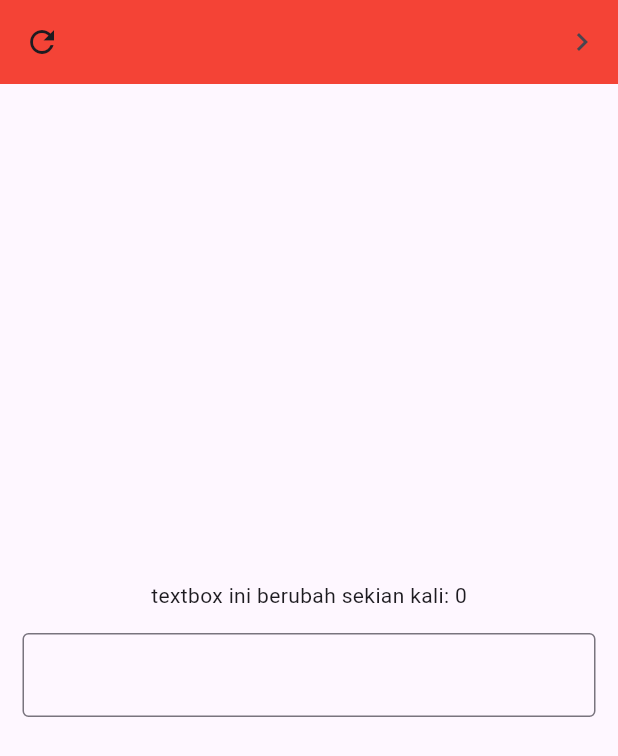
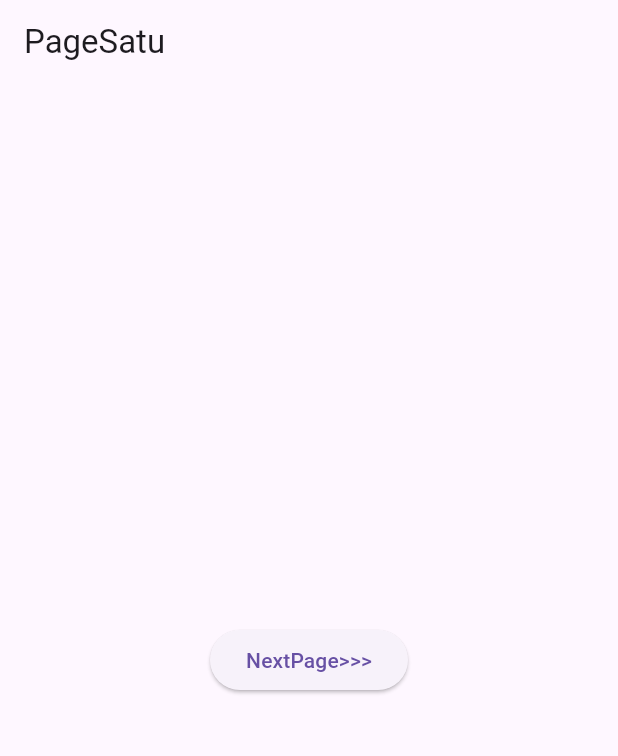
Before and after one commit to fannyHere/getX-for-me, a Flutter app: the screen it shows after launch, on a phone screen of 412 x 824 dp. Shown: the top 756 px of the screen. Run offline on Flutter 3.47's test engine with Material 3 defaults, Android fonts, the phone set to English and light mode, and no system bars; our stand-ins replace get.

Commit message:
added getx route

```diff
--- a/lib/05_getxworker/getx_workers.dart
+++ b/lib/05_getxworker/getx_workers.dart
@@ -92,12 +92,14 @@ class MyController extends GetxController {
 
     debounce(
         //biasanya untuk mencari di google penelusuran
+        //dijalankan setiapkaliuser stop typing
         //ini hanya dijalankan sekali pada saat mengetik terakhir dan klo ga di time bisa langsung di enter ada datanya tapi klo ditime x detik baru muncul datanya
         count,
         (callback) => print("ini debounce"),
         time: Duration(seconds: 5));
 
     interval(
+        //biasanya digunakan untuk security DDos
         //dijalan berkali-kali setiap x detik dan selama ada perubahan secara terus menerus x detik jalan x detik jalan
         count,
         (callback) => print("ini interval"),
--- /dev/null
+++ b/lib/06_getxnavigation/pages/page1.dart
@@ -0,0 +1,73 @@
+import 'package:belajar_getx/06_getxnavigation/routes/route_name.dart';
+
+import '../routes/page_route.dart';
+import 'package:flutter/material.dart';
+import 'package:get/get.dart';
+
+class GetXNav extends StatelessWidget {
+  const GetXNav({super.key});
+
+  @override
+  Widget build(BuildContext context) {
+    return GetMaterialApp(
+      home: PageSatu(),
+      initialRoute: '/',
+      //unknownRoute: GetPage(name: '/404', page: () => PageNotFound(),), //pas akses suatu halaman web tapi ga ketemu nah itu bisa make unknownRoute
+      getPages: AppPage.page,
+    );
+  }
+}
+
+class PageSatu extends StatelessWidget {
+  const PageSatu({super.key});
+
+  @override
+  Widget build(BuildContext context) {
+    return Scaffold(
+      appBar: AppBar(
+        title: Text("PageSatu"),
+      ),
+      body: Center(
+        child: Column(
+          mainAxisAlignment: MainAxisAlignment.center,
+          children: [
+            ElevatedButton(
+              onPressed: () {
+                //Tipe 1 => Navigator dengan nama: push (ada icon back diappBar) dan pushReplacement (gaada icon backdi appBar)
+                // Navigator.of(context).push(
+                //   MaterialPageRoute(
+                //     builder: (context) => PageDua(),
+                //   ),
+                // );
+                //Tipe 2 => Navigator dengan nama dengan GetX
+                // navigator!.push(
+                //   MaterialPageRoute(
+                //     builder: (_) => PageDua(),
+                //   ),
+                // );
+                //Tipe 3 => Navigator tanpa nama dengan GetX tipe push
+                //Get.to(PageDua());
+                //pakai arguments===>
+                //Get.to(PageDua(), arguments: "Dari Page1");
+                //Tipe 4  =>Navigator tanpa nama dengan GetX tipe pushReplacement
+                //Get.off(PageDua());
+                //Tipe 5 => Navigator pakai nama yang udah didaftrain ke route
+                //Get.toNamed('/page-2'); //gausa import page
+                //Tipe 6 => udah disetting di abstract dan rutename page
+                Get.toNamed(RouteName.page_2);
+              },
+              //klomau make async
+              // onPressed: () async {
+              //   var data = await Get.to(PageDua());
+              //   print("HASIL : $data");
+              // },
+              child: Text(
+                "NextPage>>>",
+              ),
+            ),
+          ],
+        ),
+      ),
+    );
+  }
+}
--- /dev/null
+++ b/lib/06_getxnavigation/routes/page_route.dart
@@ -0,0 +1,18 @@
+import 'package:belajar_getx/06_getxnavigation/routes/route_name.dart';
+import 'package:get/get.dart';
+
+import '../pages/page1.dart';
+import '../pages/page2.dart';
+import '../pages/page3.dart';
+import '../pages/page4.dart';
+import '../pages/page5.dart';
+
+class AppPage {
+  static final page = [
+    GetPage(name: RouteName.page_1, page: () => PageSatu()),
+    GetPage(name: RouteName.page_2, page: () => PageDua()),
+    GetPage(name: RouteName.page_3, page: () => PageTiga()),
+    GetPage(name: RouteName.page_4, page: () => PageEmpat()),
+    GetPage(name: RouteName.page_5, page: () => PageLima()),
+  ];
+}
--- /dev/null
+++ b/lib/06_getxnavigation/routes/route_name.dart
@@ -0,0 +1,11 @@
+abstract class RouteName {
+  static const page_1 = '/page-1';
+  static const page_2 = '/page-2';
+  static const page_3 = '/page-3';
+  static const page_4 = '/page-4';
+  static const page_5 = '/page-5';
+}
+
+//apa itu abstract class? sebuah kelas yang mana ga mengeksekusi apapun
+//membuat kelas yang abstrak dan tidak ada proses eksekusi/logic
+//cuma ada inisial-inisial
--- a/lib/main.dart
+++ b/lib/main.dart
@@ -1,7 +1,5 @@
 import 'package:flutter/material.dart';
-import 'package:get/get.dart';
-
-import '05_getxworker/getx_workers.dart';
+import '06_getxnavigation/pages/page1.dart';
 
 void main() {
   runApp(MyApp());
@@ -10,9 +8,9 @@ void main() {
 class MyApp extends StatelessWidget {
   @override
   Widget build(BuildContext context) {
-    return GetMaterialApp(
+    return MaterialApp(
       debugShowCheckedModeBanner: false,
-      home: Workers_GetX(),
+      home: GetXNav(),
     );
   }
 }
```
Also changed, not shown: lib/06_getxnavigation/pages/page2.dart (added, +69 -0 lines), lib/06_getxnavigation/pages/page3.dart (added, +44 -0 lines), lib/06_getxnavigation/pages/page4.dart (added, +42 -0 lines), lib/06_getxnavigation/pages/page5.dart (added, +31 -0 lines).
